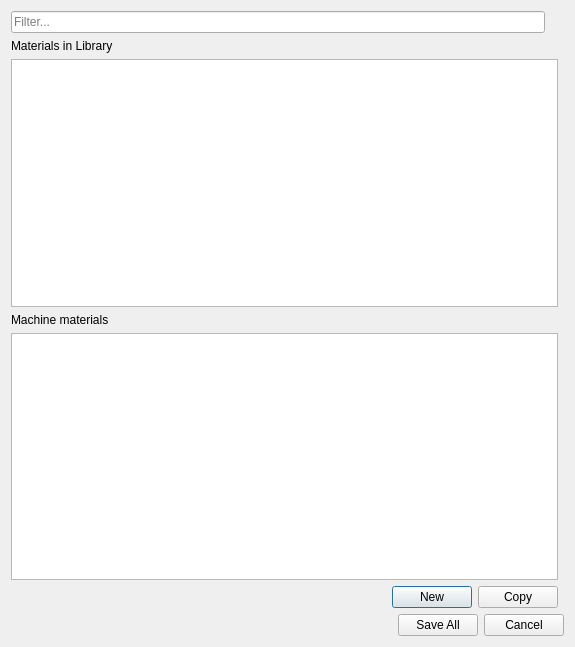
Old version of the form pyleecan/GUI/Dialog/DMatLib/DMatLib.ui in the repository Eomys/pyleecan.
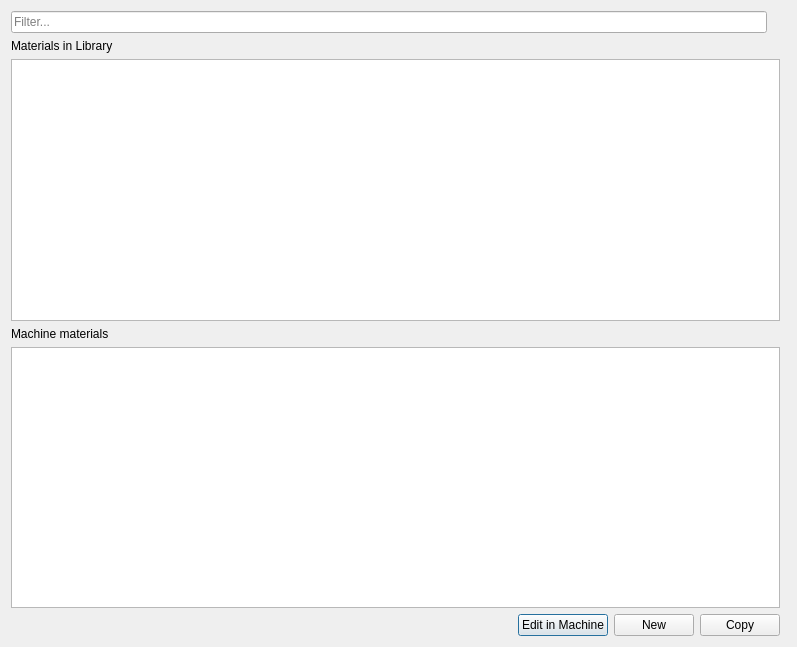
New version of the form. Icons and pictures are not drawn. Custom widgets are drawn as their Qt base class.

Commit message: [Co] switch button + remove unused close button

Patch:
```diff
--- a/pyleecan/GUI/Dialog/DMatLib/DMatLib.ui
+++ b/pyleecan/GUI/Dialog/DMatLib/DMatLib.ui
@@ -6,7 +6,7 @@
    <rect>
     <x>0</x>
     <y>0</y>
-    <width>575</width>
+    <width>797</width>
     <height>647</height>
    </rect>
   </property>
@@ -17,8 +17,6 @@
    <iconset resource="../../Resources/pyleecan.qrc">
     <normaloff>:/images/images/icon/pyleecan_64.png</normaloff>:/images/images/icon/pyleecan_64.png</iconset>
   </property>
-  <layout class="QVBoxLayout" name="verticalLayout_2">
-   <item>
     <layout class="QHBoxLayout" name="horizontalLayout">
      <item>
       <layout class="QVBoxLayout" name="verticalLayout">
@@ -84,6 +82,13 @@
            </property>
           </spacer>
          </item>
+       <item>
+        <widget class="QPushButton" name="b_switch">
+         <property name="text">
+          <string>Edit in Machine</string>
+         </property>
+        </widget>
+       </item>
          <item>
           <widget class="QPushButton" name="b_new">
            <property name="text">
@@ -104,39 +109,6 @@
      </item>
      <item>
       <widget class="DMatSetup" name="w_setup" native="true"/>
-     </item>
-    </layout>
-   </item>
-   <item>
-    <layout class="QHBoxLayout" name="horizontalLayout_2">
-     <item>
-      <spacer name="horizontalSpacer_2">
-       <property name="orientation">
-        <enum>Qt::Horizontal</enum>
-       </property>
-       <property name="sizeHint" stdset="0">
-        <size>
-         <width>40</width>
-         <height>20</height>
-        </size>
-       </property>
-      </spacer>
-     </item>
-     <item>
-      <widget class="QPushButton" name="b_save">
-       <property name="text">
-        <string>Save All</string>
-       </property>
-      </widget>
-     </item>
-     <item>
-      <widget class="QPushButton" name="b_cancel">
-       <property name="text">
-        <string>Cancel</string>
-       </property>
-      </widget>
-     </item>
-    </layout>
    </item>
   </layout>
  </widget>
```
Lines whose indentation alone changed are shown as unchanged. The commit also changes 5 other files.
